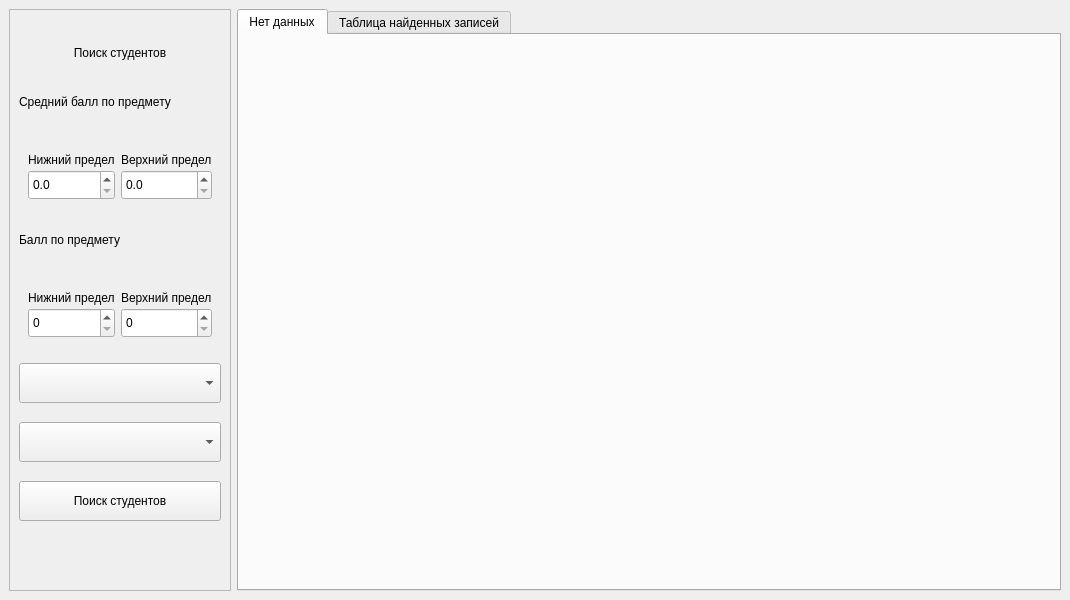
First picture: the form in ui/search_form.ui, repository Gen1us02/PPOIS_2, before the edit.
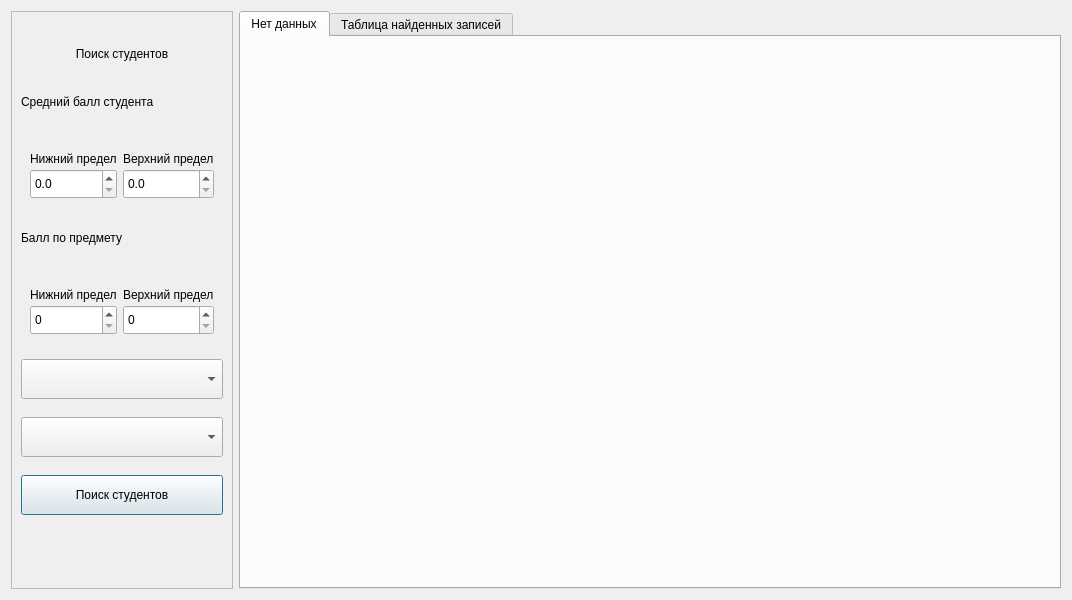
Second picture: the form after the edit. The open tabs and pages were chosen to show the change.

Commit message: [feat] add search students to project

Diff of the .ui file:
```diff
--- a/ui/search_form.ui
+++ b/ui/search_form.ui
@@ -1,7 +1,7 @@
 <?xml version="1.0" encoding="UTF-8"?>
 <ui version="4.0">
- <class>SearchWindow</class>
- <widget class="QMainWindow" name="SearchWindow">
+ <class>SearchForm</class>
+ <widget class="QDialog" name="SearchForm">
   <property name="geometry">
    <rect>
     <x>0</x>
@@ -10,16 +10,9 @@
     <height>600</height>
    </rect>
   </property>
-  <property name="minimumSize">
-   <size>
-    <width>0</width>
-    <height>0</height>
-   </size>
-  </property>
   <property name="windowTitle">
    <string>MainWindow</string>
   </property>
-  <widget class="QWidget" name="centralwidget">
    <layout class="QHBoxLayout" name="horizontalLayout_3">
     <item>
      <widget class="QFrame" name="filters_frame">
@@ -67,7 +60,7 @@
           </size>
          </property>
          <property name="text">
-          <string>Средний балл по предмету</string>
+         <string>Средний балл студента</string>
          </property>
         </widget>
        </item>
@@ -559,7 +552,6 @@
      </widget>
     </item>
    </layout>
-  </widget>
  </widget>
  <resources/>
  <connections/>
```
Left out of the diff: 29 changed lines with no effect on the pictures. Lines whose indentation alone changed are shown as unchanged. The commit also changes 4 other files.
